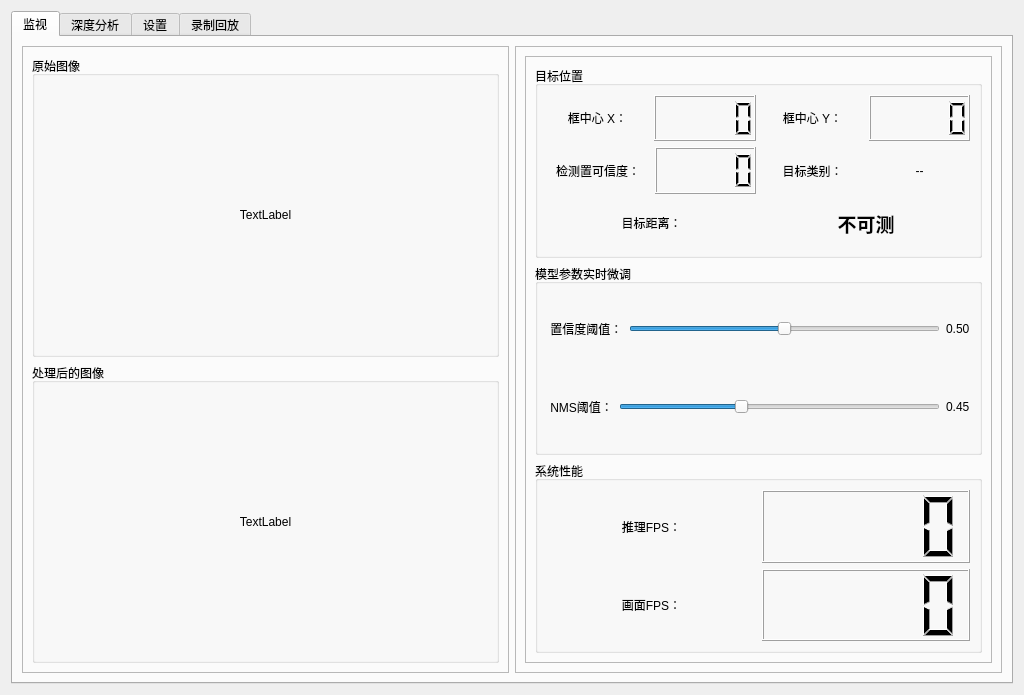
The window that ui/EdgeSightMain.ui (embed-lsy/EdgeSight) describes before a commit, drawn with Qt 5.
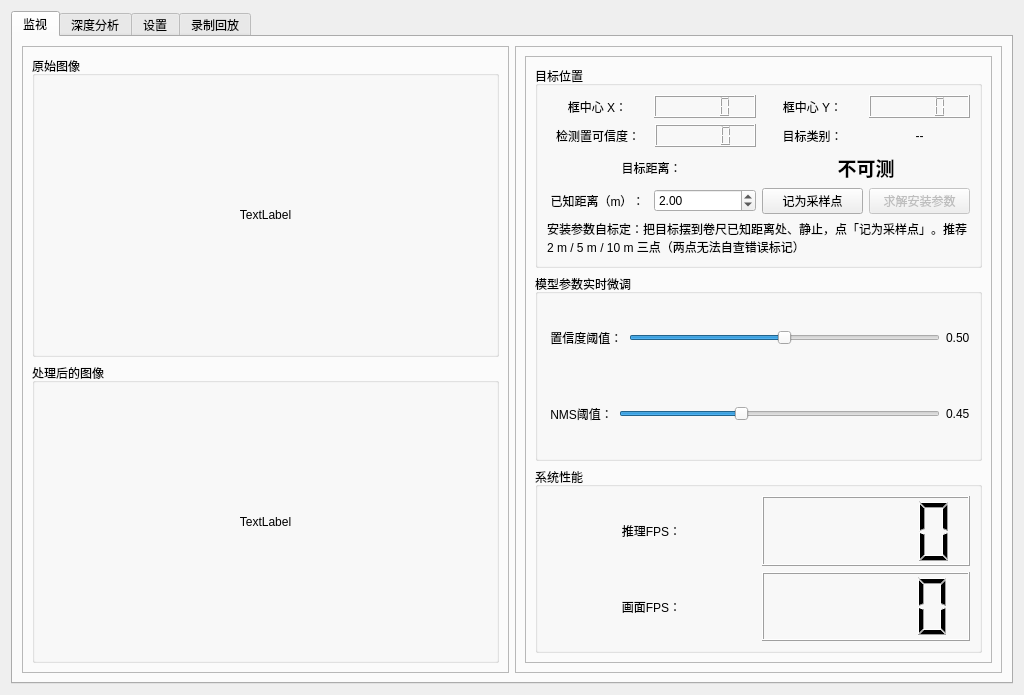
The same window after the commit. The open tabs and pages were chosen to show the change. Custom widgets are drawn as their Qt base class.

Commit message:
feat(ranging): 地面接触点法 + 安装参数自标定
- 地面接触点法 Z = H_相机 / tan(俯仰角 + atan((v_底 − cy)/fy))：
  只用相机安装高度，不依赖目标身高，未登记类别（椅子、箱子）同样能出数
- 三道门控：可见性体检 + 反解判据（零先验，H_估计 < 0 即判不可信）+ 两法互检，
  8 个测试场景「说谎」次数由 3 次降为 0 次
- solve_mount_params：把目标摆到卷尺已知距离读框底边像素，反解安装高度与俯仰角；
  枚举全部局部极小解 + 物理高度范围剔除 + 歧义拒答 + 不确定度传播，
  两点标定存在「低装小平角 / 高装大俯角」两个数学解，故推荐 2/5/10 m 三点
- 监视页新增「已知距离 / 记为采样点 / 求解安装参数」；俯仰角范围 -20~75°、安装高度上限 5.0 m
- 方格边长默认值 0.018 → 0.0171（本机打印后实测值，18 只是设计名义值）

Patch:
```diff
--- a/ui/EdgeSightMain.ui
+++ b/ui/EdgeSightMain.ui
@@ -362,6 +362,66 @@
                     </item>
                    </layout>
                   </item>
+                  <item>
+                   <layout class="QHBoxLayout" name="horizontalLayout_mount">
+                    <item>
+                     <widget class="QLabel" name="label_known_dist">
+                      <property name="text">
+                       <string>已知距离（m）：</string>
+                      </property>
+                      <property name="alignment">
+                       <set>Qt::AlignmentFlag::AlignCenter</set>
+                      </property>
+                     </widget>
+                    </item>
+                    <item>
+                     <widget class="QDoubleSpinBox" name="spin_known_dist">
+                      <property name="decimals">
+                       <number>2</number>
+                      </property>
+                      <property name="minimum">
+                       <double>0.200000000000000</double>
+                      </property>
+                      <property name="maximum">
+                       <double>50.000000000000000</double>
+                      </property>
+                      <property name="singleStep">
+                       <double>0.500000000000000</double>
+                      </property>
+                      <property name="value">
+                       <double>2.000000000000000</double>
+                      </property>
+                     </widget>
+                    </item>
+                    <item>
+                     <widget class="QPushButton" name="btn_mark_known">
+                      <property name="text">
+                       <string>记为采样点</string>
+                      </property>
+                     </widget>
+                    </item>
+                    <item>
+                     <widget class="QPushButton" name="btn_solve_mount">
+                      <property name="enabled">
+                       <bool>false</bool>
+                      </property>
+                      <property name="text">
+                       <string>求解安装参数</string>
+                      </property>
+                     </widget>
+                    </item>
+                   </layout>
+                  </item>
+                  <item>
+                   <widget class="QLabel" name="label_mount_status">
+                    <property name="text">
+                     <string>安装参数自标定：把目标摆到卷尺已知距离处、静止，点「记为采样点」。推荐 2 m / 5 m / 10 m 三点（两点无法自查错误标记）</string>
+                    </property>
+                    <property name="wordWrap">
+                     <bool>true</bool>
+                    </property>
+                   </widget>
+                  </item>
                  </layout>
                 </widget>
                </item>
```
Left out of the diff: 46 changed lines with no effect on the pictures. The commit also changes 4 other files.
